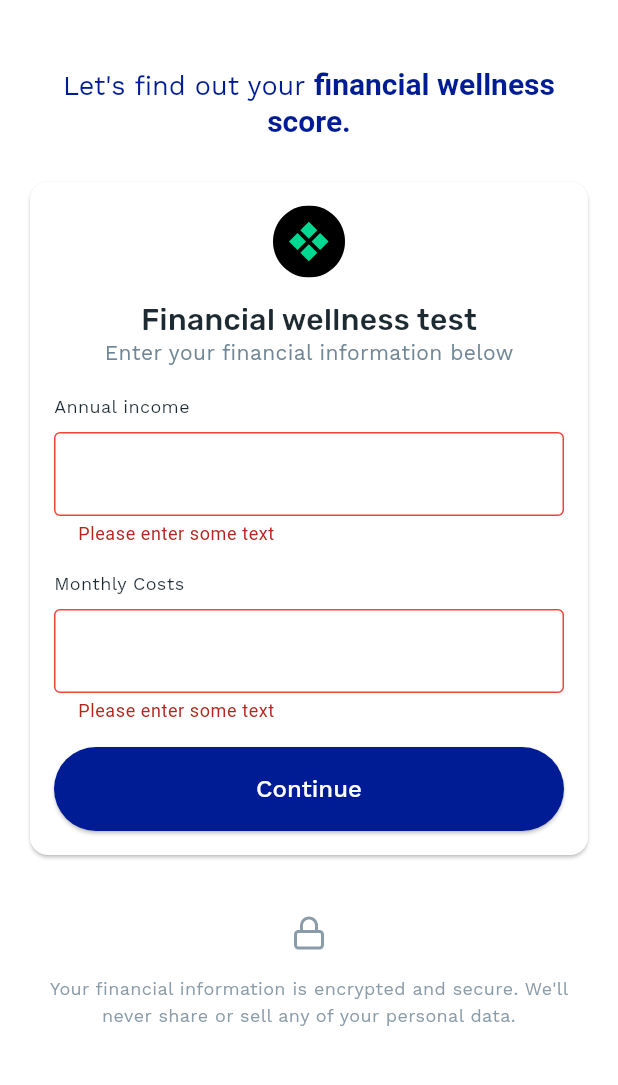
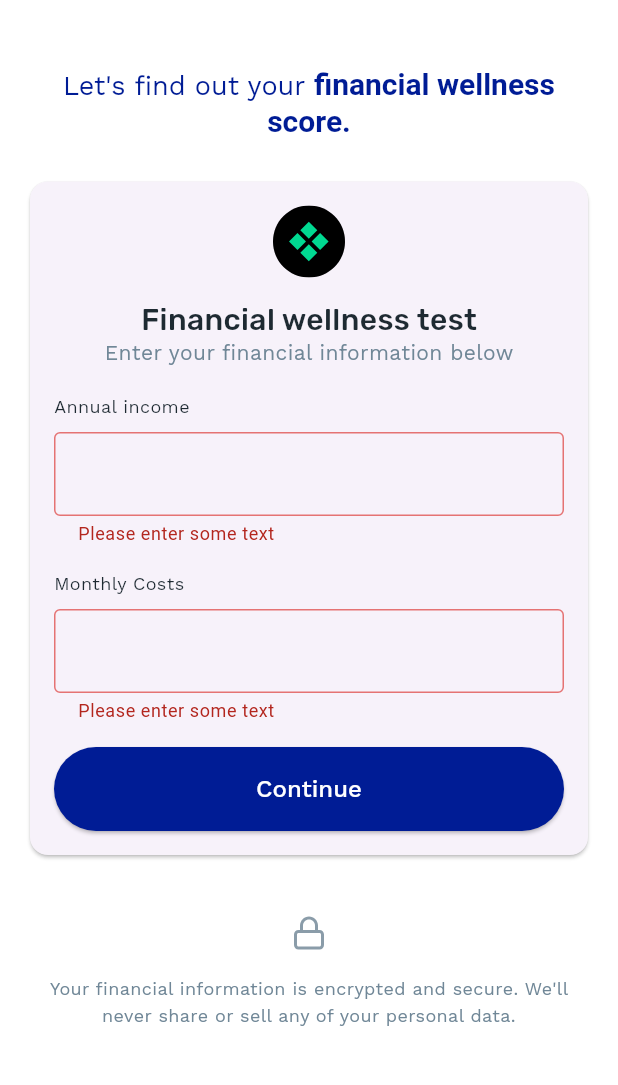
Before and after one commit to lucasmbraz/financial_wellness_calculator, a Flutter app: the screen it shows after launch, after a tap on "Continue", on a phone screen of 412 x 824 dp, the part 57-1142 px from its top. Run offline on Flutter 3.47's test engine with Material 3 defaults, Android fonts, the phone set to English and light mode, and no system bars; our stand-ins replace flutter_svg, google_fonts.

Commit message:
refactor: use design_system colors

```diff
--- a/lib/score_calculator/input/view/score_calculator_input_page.dart
+++ b/lib/score_calculator/input/view/score_calculator_input_page.dart
@@ -1,3 +1,4 @@
+import 'package:design_system/design_system.dart';
 import 'package:flutter/material.dart';
 import 'package:flutter_svg/flutter_svg.dart';
 import 'package:google_fonts/google_fonts.dart';
@@ -23,7 +24,7 @@ class ScoreCalculatorInputPage extends StatelessWidget {
                   fontSize: 18,
                   height: 27 / 18,
                   fontWeight: FontWeight.w400,
-                  color: const Color(0xFF001C95),
+                  color: context.appColors.foregroundAccent,
                 ),
                 children: const <TextSpan>[
                   TextSpan(
@@ -39,7 +40,6 @@ class ScoreCalculatorInputPage extends StatelessWidget {
             ),
             const SizedBox(height: 24),
             Card(
-              color: Colors.white,
               elevation: 1,
               child: Padding(
                 padding: const EdgeInsets.all(16),
@@ -53,7 +53,7 @@ class ScoreCalculatorInputPage extends StatelessWidget {
                         fontSize: 20,
                         height: 24 / 20,
                         fontWeight: FontWeight.w500,
-                        color: const Color(0xFF1E2A32),
+                        color: context.appColors.foregroundPrimary,
                       ),
                     ),
                     Text(
@@ -62,7 +62,7 @@ class ScoreCalculatorInputPage extends StatelessWidget {
                         fontSize: 14,
                         height: 21 / 14,
                         fontWeight: FontWeight.w400,
-                        color: const Color(0xFF708797),
+                        color: context.appColors.foregroundTertiary,
                       ),
                     ),
                     const SizedBox(height: 16),
@@ -80,7 +80,7 @@ class ScoreCalculatorInputPage extends StatelessWidget {
                 fontSize: 12,
                 height: 18 / 12,
                 fontWeight: FontWeight.w400,
-                color: const Color(0xFF8A9CA9),
+                color: context.appColors.foregroundTertiary,
               ),
               textAlign: TextAlign.center,
             ),
@@ -115,7 +115,7 @@ class _FormState extends State<_Form> {
                   fontSize: 12,
                   height: 18 / 12,
                   fontWeight: FontWeight.w400,
-                  color: const Color(0xFF1E2A32),
+                  color: context.appColors.foregroundPrimary,
                 ),
               ),
             ],
@@ -128,12 +128,13 @@ class _FormState extends State<_Form> {
               ),
               // you can also define different border styles for different states
               // e.g. when the field is enabled / focused / has error
-              enabledBorder: const OutlineInputBorder(
-                borderSide: BorderSide(color: Color(0xFFE9EEF2)),
+              enabledBorder: OutlineInputBorder(
+                borderSide: BorderSide(color: context.appColors.borderPrimary),
               ),
               focusedBorder: const OutlineInputBorder(),
-              errorBorder: const OutlineInputBorder(
-                  borderSide: BorderSide(color: Colors.red)),
+              errorBorder: OutlineInputBorder(
+                borderSide: BorderSide(color: context.appColors.borderNegative),
+              ),
             ),
             // The validator receives the text that the user has entered.
             validator: (value) {
@@ -152,7 +153,7 @@ class _FormState extends State<_Form> {
                   fontSize: 12,
                   height: 18 / 12,
                   fontWeight: FontWeight.w400,
-                  color: const Color(0xFF1E2A32),
+                  color: context.appColors.foregroundPrimary,
                 ),
               ),
             ],
@@ -165,12 +166,13 @@ class _FormState extends State<_Form> {
               ),
               // you can also define different border styles for different states
               // e.g. when the field is enabled / focused / has error
-              enabledBorder: const OutlineInputBorder(
-                borderSide: BorderSide(color: Color(0xFFE9EEF2)),
+              enabledBorder: OutlineInputBorder(
+                borderSide: BorderSide(color: context.appColors.borderPrimary),
               ),
               focusedBorder: const OutlineInputBorder(),
-              errorBorder: const OutlineInputBorder(
-                  borderSide: BorderSide(color: Colors.red)),
+              errorBorder: OutlineInputBorder(
+                borderSide: BorderSide(color: context.appColors.borderNegative),
+              ),
             ),
             // The validator receives the text that the user has entered.
             validator: (value) {
@@ -186,8 +188,8 @@ class _FormState extends State<_Form> {
             height: 56,
             child: ElevatedButton(
               style: ElevatedButton.styleFrom(
-                backgroundColor: const Color(0xFF001C95),
-                foregroundColor: Colors.white,
+                backgroundColor: context.appColors.backgroundAccent,
+                foregroundColor: context.appColors.foregroundAlternative,
                 textStyle: GoogleFonts.workSans(
                   fontSize: 16,
                   height: 16 / 16,
--- a/packages/design_system/lib/design_system.dart
+++ b/packages/design_system/lib/design_system.dart
@@ -1,3 +1,4 @@
 library design_system;
 
+export 'src/app_colors.dart';
 export 'src/app_theme.dart';
--- a/packages/design_system/lib/src/app_colors.dart
+++ b/packages/design_system/lib/src/app_colors.dart
@@ -4,6 +4,22 @@ class AppColors {
   const AppColors();
 
   Color get backgroundPrimary => Colors.white;
+
+  Color get backgroundAccent => const Color(0xFF001C95);
+
+  Color get foregroundPrimary => const Color(0xFF1E2A32);
+
+  Color get foregroundSecondary => const Color(0xFF4D6475);
+
+  Color get foregroundTertiary => const Color(0xFF708797);
+
+  Color get foregroundAccent => const Color(0xFF001C95);
+
+  Color get foregroundAlternative => Colors.white;
+
+  Color get borderPrimary => const Color(0xFFE9EEF2);
+
+  Color get borderNegative => Colors.red.shade300;
 }
 
 extension AppColorsExtension on BuildContext {
```
